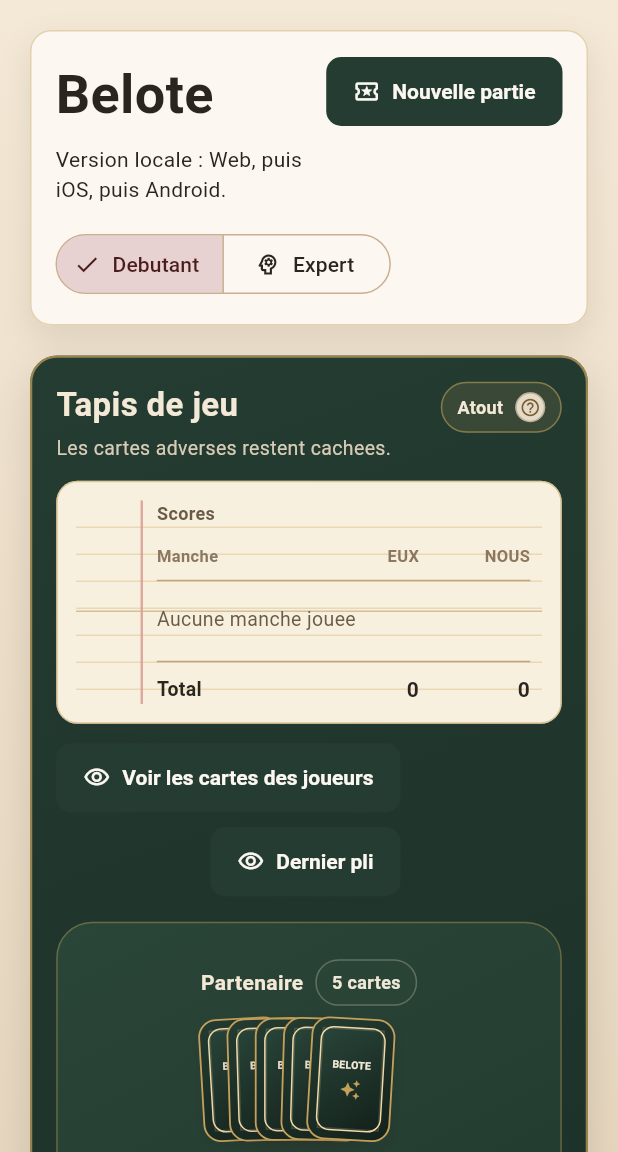
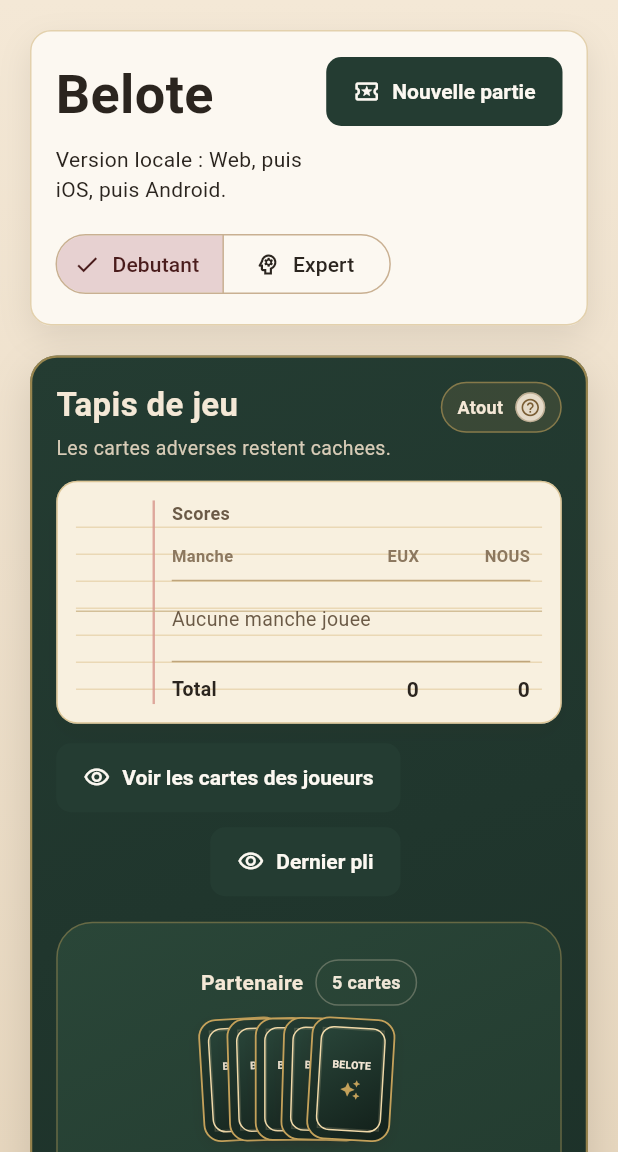
Before and after one commit to ebouda33/beloteMobile, a Flutter app: the screen it shows after launch, after a tap on "Nouvelle partie", on a phone screen of 412 x 824 dp, the part 84-1236 px from its top. Run offline on Flutter 3.47's test engine with Material 3 defaults, Android fonts, the phone set to English and light mode, and no system bars; Roboto replaces fonts that are missing (Georgia).

Commit message:
Adjust score table spacing

```diff
--- a/lib/game/ui/game_board_view.dart
+++ b/lib/game/ui/game_board_view.dart
@@ -296,7 +296,7 @@ class _ScoreNotebook extends StatelessWidget {
               child: CustomPaint(painter: _NotebookPagePainter()),
             ),
             Padding(
-              padding: const EdgeInsets.only(left: 54, right: 8),
+              padding: const EdgeInsets.only(left: 64, right: 8),
               child: Column(
                 crossAxisAlignment: CrossAxisAlignment.start,
                 children: [
@@ -497,7 +497,7 @@ class _NotebookPagePainter extends CustomPainter {
       canvas.drawLine(Offset(0, y), Offset(size.width, y), ruledPaint);
     }
 
-    canvas.drawLine(const Offset(44, 0), Offset(44, size.height), marginPaint);
+    canvas.drawLine(const Offset(52, 0), Offset(52, size.height), marginPaint);
     canvas.drawLine(
       const Offset(0, 74),
       Offset(size.width, 74),
```
